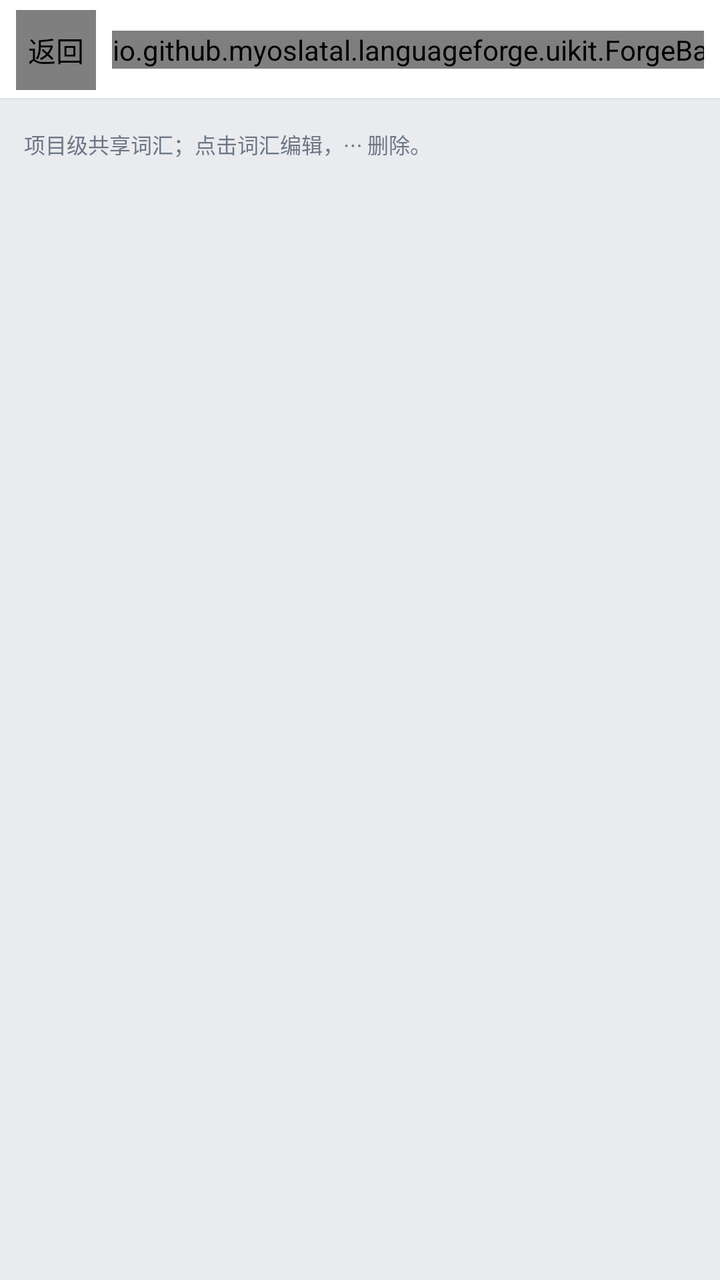
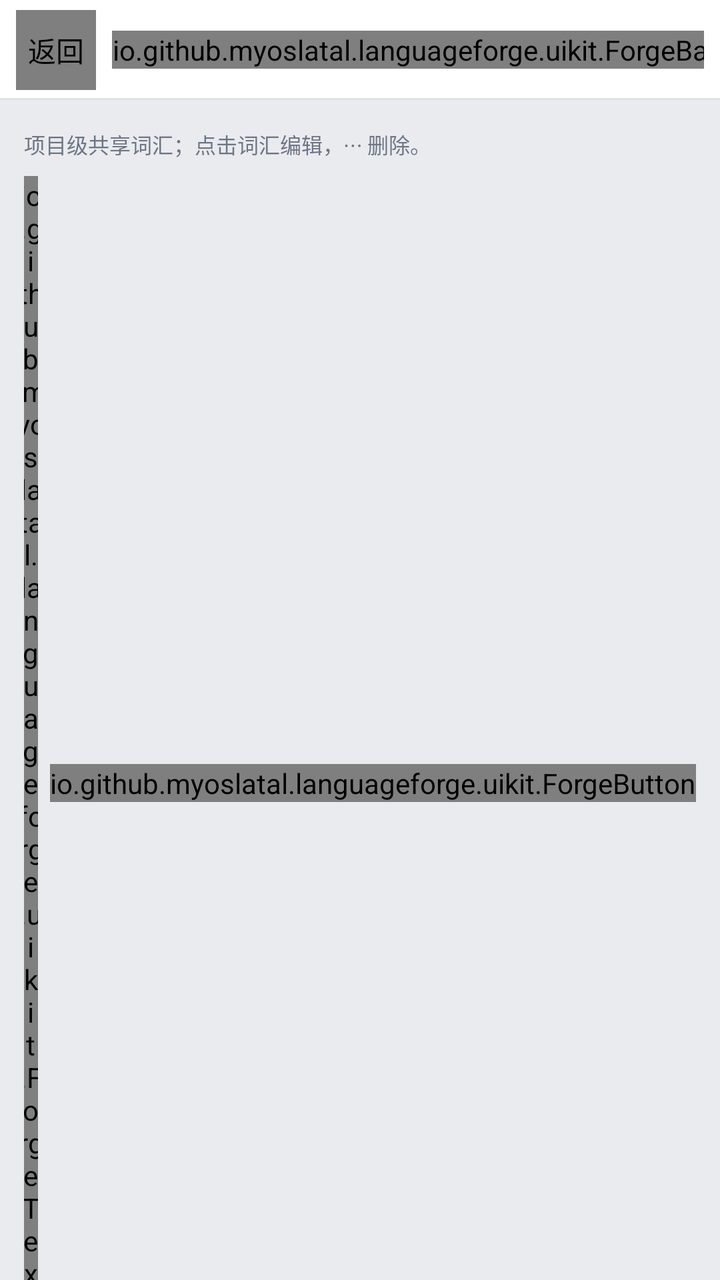

An Android layout rendered at two revisions. The XML below is the earlier revision; the diff shows what the commit changed to produce the second picture.
<!-- AndroidManifest.xml: application theme Theme.NostongueForge -->
<!-- res/layout/activity_vocabulary_list.xml -->
<?xml version="1.0" encoding="utf-8"?>
<LinearLayout xmlns:android="http://schemas.android.com/apk/res/android"
    xmlns:app="http://schemas.android.com/apk/res-auto"
    android:id="@+id/vocabulary_root"
    android:layout_width="match_parent"
    android:layout_height="match_parent"
    android:background="@color/forge_bg"
    android:orientation="vertical">

    <LinearLayout
        android:id="@+id/vocabulary_topbar"
        android:layout_width="match_parent"
        android:layout_height="wrap_content"
        android:background="@drawable/forge_bg_topbar"
        android:orientation="vertical">

        <LinearLayout
            android:id="@+id/vocabulary_topbar_row"
            android:layout_width="match_parent"
            android:layout_height="50dp"
            android:gravity="center_vertical"
            android:orientation="horizontal"
            android:paddingStart="8dp"
            android:paddingEnd="8dp">

            <io.github.myoslatal.languageforge.uikit.ForgeButton
                android:id="@+id/btn_vocabulary_back"
                android:layout_width="40dp"
                android:layout_height="40dp"
                android:contentDescription="返回"
                app:forgeIcon="@drawable/forge_ic_back"
                app:forgeVariant="ghost" />

            <LinearLayout
                android:layout_width="0dp"
                android:layout_height="wrap_content"
                android:layout_marginStart="4dp"
                android:layout_weight="1"
                android:orientation="vertical">

                <TextView
                    style="@style/Forge.Text.Brand"
                    android:layout_width="match_parent"
                    android:layout_height="wrap_content"
                    android:includeFontPadding="false"
                    android:maxLines="1"
                    android:text="词汇表" />

                <TextView
                    android:id="@+id/vocabulary_project"
                    style="@style/Forge.Text.BrandSub"
                    android:layout_width="match_parent"
                    android:layout_height="wrap_content"
                    android:ellipsize="end"
                    android:includeFontPadding="false"
                    android:maxLines="1"
                    android:text="项目" />
            </LinearLayout>

            <io.github.myoslatal.languageforge.uikit.ForgeBadge
                android:id="@+id/vocabulary_count"
                android:layout_width="wrap_content"
                android:layout_height="wrap_content"
                android:layout_marginStart="4dp"
                android:text="0" />

            <io.github.myoslatal.languageforge.uikit.ForgeButton
                android:id="@+id/btn_new_vocabulary"
                android:layout_width="wrap_content"
                android:layout_height="wrap_content"
                android:layout_marginStart="4dp"
                android:text="＋ 新建词汇"
                android:textSize="11sp"
                app:forgeVariant="primary" />
        </LinearLayout>
    </LinearLayout>

    <ScrollView
        android:id="@+id/vocabulary_scroll"
        android:layout_width="match_parent"
        android:layout_height="0dp"
        android:layout_weight="1"
        android:clipToPadding="true"
        android:fillViewport="false"
        android:overScrollMode="ifContentScrolls"
        android:scrollbars="none">

        <LinearLayout
            android:id="@+id/vocabulary_content"
            android:layout_width="match_parent"
            android:layout_height="wrap_content"
            android:orientation="vertical"
            android:paddingStart="12dp"
            android:paddingTop="14dp"
            android:paddingEnd="12dp"
            android:paddingBottom="24dp">

            <TextView
                style="@style/Forge.Text.Hint"
                android:layout_width="match_parent"
                android:layout_height="wrap_content"
                android:text="项目级共享词汇；点击词汇编辑，⋯ 删除。" />

            <LinearLayout
                android:id="@+id/vocabulary_empty"
                android:layout_width="match_parent"
                android:layout_height="wrap_content"
                android:layout_marginTop="24dp"
                android:background="@drawable/forge_bg_empty_state"
                android:gravity="center_horizontal"
                android:orientation="vertical"
                android:padding="24dp"
                android:visibility="gone">

                <ImageView
                    android:layout_width="34dp"
                    android:layout_height="34dp"
                    android:contentDescription="词汇"
                    android:src="@drawable/forge_ic_folder" />

                <TextView
                    style="@style/Forge.Text.Body"
                    android:layout_width="wrap_content"
                    android:layout_height="wrap_content"
                    android:layout_marginTop="10dp"
                    android:text="还没有词汇"
                    android:textStyle="bold" />

                <TextView
                    style="@style/Forge.Text.Hint"
                    android:layout_width="wrap_content"
                    android:layout_height="wrap_content"
                    android:layout_marginTop="4dp"
                    android:text="新建第一条词汇开始" />

                <io.github.myoslatal.languageforge.uikit.ForgeButton
                    android:id="@+id/btn_empty_vocabulary"
                    android:layout_width="wrap_content"
                    android:layout_height="wrap_content"
                    android:layout_marginTop="12dp"
                    android:text="＋ 新建词汇"
                    app:forgeVariant="primary" />
            </LinearLayout>

            <LinearLayout
                android:id="@+id/vocabulary_list"
                android:layout_width="match_parent"
                android:layout_height="wrap_content"
                android:layout_marginTop="10dp"
                android:orientation="vertical" />
        </LinearLayout>
    </ScrollView>
</LinearLayout>
<!-- resources referenced by this layout -->
<resources>
  <color name="forge_bg">#E9EBEF</color>
  <!-- drawable forge_bg_empty_state (drawable) -->
  <?xml version="1.0" encoding="utf-8"?>
  <shape xmlns:android="http://schemas.android.com/apk/res/android" android:shape="rectangle">
      <solid android:color="@color/forge_panel" />
      <stroke android:width="1dp" android:color="@color/forge_line" />
      <corners android:radius="@dimen/forge_radius_dialog" />
  </shape>
  <!-- drawable forge_bg_topbar (drawable) -->
  <?xml version="1.0" encoding="utf-8"?>
  <layer-list xmlns:android="http://schemas.android.com/apk/res/android">
      <item><shape android:shape="rectangle"><solid android:color="@color/forge_panel" /></shape></item>
      <item android:gravity="bottom" android:height="1dp"><shape android:shape="rectangle"><solid android:color="@color/forge_line" /></shape></item>
  </layer-list>
  <!-- drawable forge_ic_back (drawable) -->
  <?xml version="1.0" encoding="utf-8"?>
  <vector xmlns:android="http://schemas.android.com/apk/res/android"
      android:width="24dp" android:height="24dp"
      android:viewportWidth="24" android:viewportHeight="24">
      <path android:pathData="M15,5 L8,12 L15,19"
          android:strokeColor="@color/forge_muted" android:strokeWidth="1.7"
          android:strokeLineCap="round" android:strokeLineJoin="round"
          android:fillColor="@android:color/transparent" />
  </vector>
  <!-- drawable forge_ic_folder (drawable) -->
  <?xml version="1.0" encoding="utf-8"?>
  <vector xmlns:android="http://schemas.android.com/apk/res/android"
      android:width="24dp" android:height="24dp"
      android:viewportWidth="24" android:viewportHeight="24">
      <path android:pathData="M3,7 A2,2 0 0 1 5,5 H9 L11,7 H19 A2,2 0 0 1 21,9 V17 A2,2 0 0 1 19,19 H5 A2,2 0 0 1 3,17 Z"
          android:strokeColor="@color/forge_muted" android:strokeWidth="1.7"
          android:strokeLineCap="round" android:strokeLineJoin="round"
          android:fillColor="@android:color/transparent" />
  </vector>
  <style name="Forge.Text.Body" parent="Forge.Text">
          <item name="android:lineSpacingMultiplier">1.6</item>
      </style>
  <style name="Forge.Text.Brand" parent="Forge.Text">
          <item name="android:textSize">@dimen/forge_text_brand</item>
          <item name="android:textStyle">bold</item>
          <item name="android:letterSpacing">0.01</item>
          <item name="android:textColor">@color/forge_text</item>
      </style>
  <style name="Forge.Text.BrandSub" parent="Forge.Text">
          <item name="android:textSize">@dimen/forge_text_brand_sub</item>
          <item name="android:letterSpacing">0.12</item>
          <item name="android:textAllCaps">true</item>
          <item name="android:textColor">@color/forge_muted</item>
      </style>
  <style name="Forge.Text.Hint" parent="Forge.Text">
          <item name="android:textSize">@dimen/forge_text_hint</item>
          <item name="android:textColor">@color/forge_muted</item>
          <item name="android:lineSpacingMultiplier">1.6</item>
      </style>
  <color name="forge_panel">#FFFFFF</color>
  <color name="forge_line">#DFE3E9</color>
  <dimen name="forge_radius_dialog">9dp</dimen>
  <color name="forge_muted">#6D7684</color>
  <style name="Forge.Text" parent="TextAppearance.AppCompat">
          <item name="android:fontFamily">sans-serif</item>
          <item name="android:textSize">@dimen/forge_text_body</item>
          <item name="android:textColor">@color/forge_text</item>
      </style>
  <dimen name="forge_text_brand">12.5sp</dimen>
  <color name="forge_text">#171B21</color>
  <dimen name="forge_text_brand_sub">8.5sp</dimen>
  <dimen name="forge_text_hint">10.5sp</dimen>
  <color name="forge_accent">#2F6FEB</color>
  <color name="forge_faint">#9AA3B0</color>
  <dimen name="forge_text_body">12.5sp</dimen>
  <!-- unchanged entries left out for length: 1 -->
</resources>

<!-- the commit's change to res/layout/activity_vocabulary_list.xml (unified diff, before → after) -->
@@ -102,6 +102,48 @@
                 android:text="项目级共享词汇；点击词汇编辑，⋯ 删除。" />
 
             <LinearLayout
+                android:layout_width="match_parent"
+                android:layout_height="wrap_content"
+                android:layout_marginTop="8dp"
+                android:gravity="center_vertical"
+                android:orientation="horizontal">
+
+                <io.github.myoslatal.languageforge.uikit.ForgeTextField
+                    android:id="@+id/vocabulary_search"
+                    android:layout_width="0dp"
+                    android:layout_height="wrap_content"
+                    android:layout_weight="1"
+                    app:forgeHint="搜索显示名/编码/音标/释义/词性" />
+
+                <io.github.myoslatal.languageforge.uikit.ForgeButton
+                    android:id="@+id/btn_import_lexicon"
+                    android:layout_width="wrap_content"
+                    android:layout_height="wrap_content"
+                    android:layout_marginStart="6dp"
+                    android:text="导入词表"
+                    android:textSize="11sp"
+                    app:forgeVariant="ghost" />
+            </LinearLayout>
+
+            <TextView
+                android:id="@+id/vocabulary_visible"
+                style="@style/Forge.Text.Hint"
+                android:layout_width="match_parent"
+                android:layout_height="wrap_content"
+                android:layout_marginTop="4dp"
+                android:visibility="gone" />
+
+            <TextView
+                android:id="@+id/vocabulary_no_match"
+                style="@style/Forge.Text.Hint"
+                android:layout_width="match_parent"
+                android:layout_height="wrap_content"
+                android:layout_marginTop="24dp"
+                android:gravity="center"
+                android:text="没有匹配的词汇"
+                android:visibility="gone" />
+
+            <LinearLayout
                 android:id="@+id/vocabulary_empty"
                 android:layout_width="match_parent"
                 android:layout_height="wrap_content"
